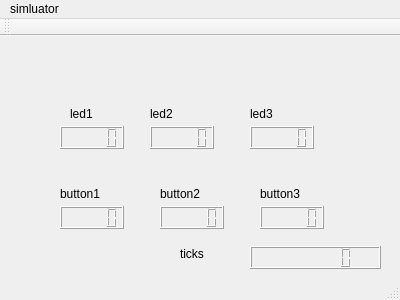
First picture: the form in simulator/simulator_gui/mainwindow.ui, repository ycfelix/robot-design-contest, before the edit.
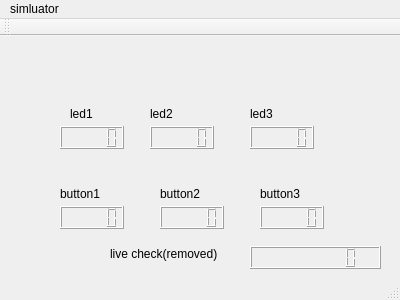
Second picture: the form after the edit.

Commit message: found thread safety problem

The edit to the form file:
```diff
--- a/simulator/simulator_gui/mainwindow.ui
+++ b/simulator/simulator_gui/mainwindow.ui
@@ -162,20 +162,20 @@
      </rect>
     </property>
     <property name="digitCount">
-     <number>7</number>
+     <number>8</number>
     </property>
    </widget>
    <widget class="QLabel" name="label_7">
     <property name="geometry">
      <rect>
-      <x>180</x>
+      <x>110</x>
       <y>210</y>
-      <width>63</width>
+      <width>141</width>
       <height>16</height>
      </rect>
     </property>
     <property name="text">
-     <string>ticks</string>
+     <string>live check(removed)</string>
     </property>
    </widget>
   </widget>
```
The commit also changes 1 other file.
